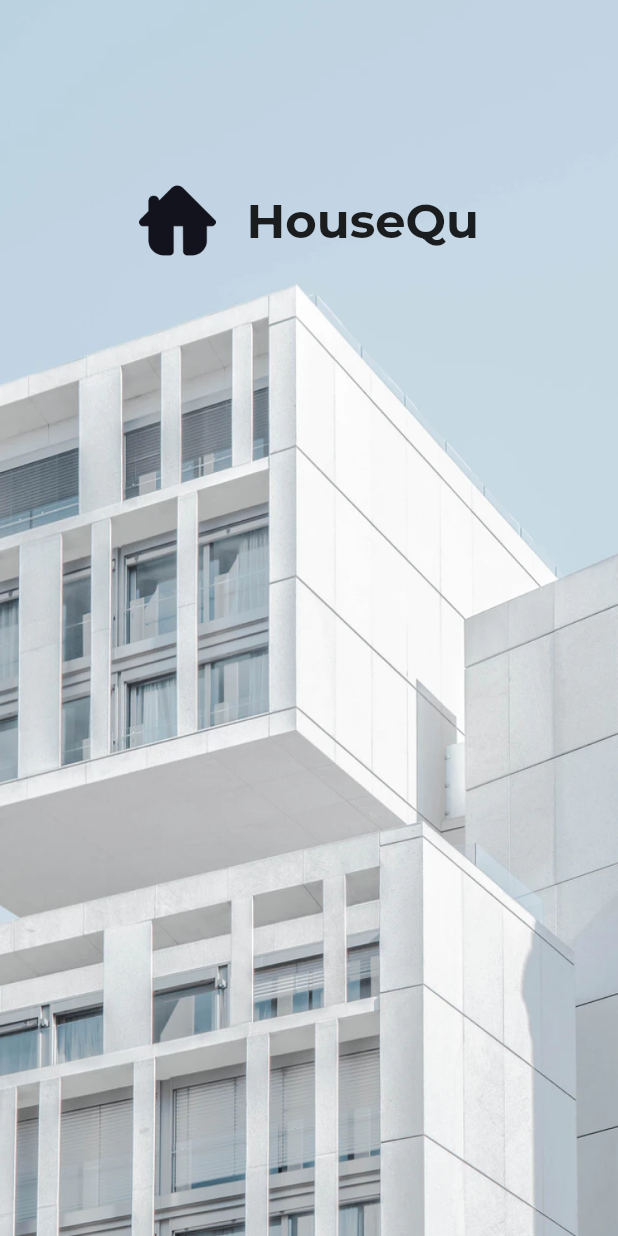
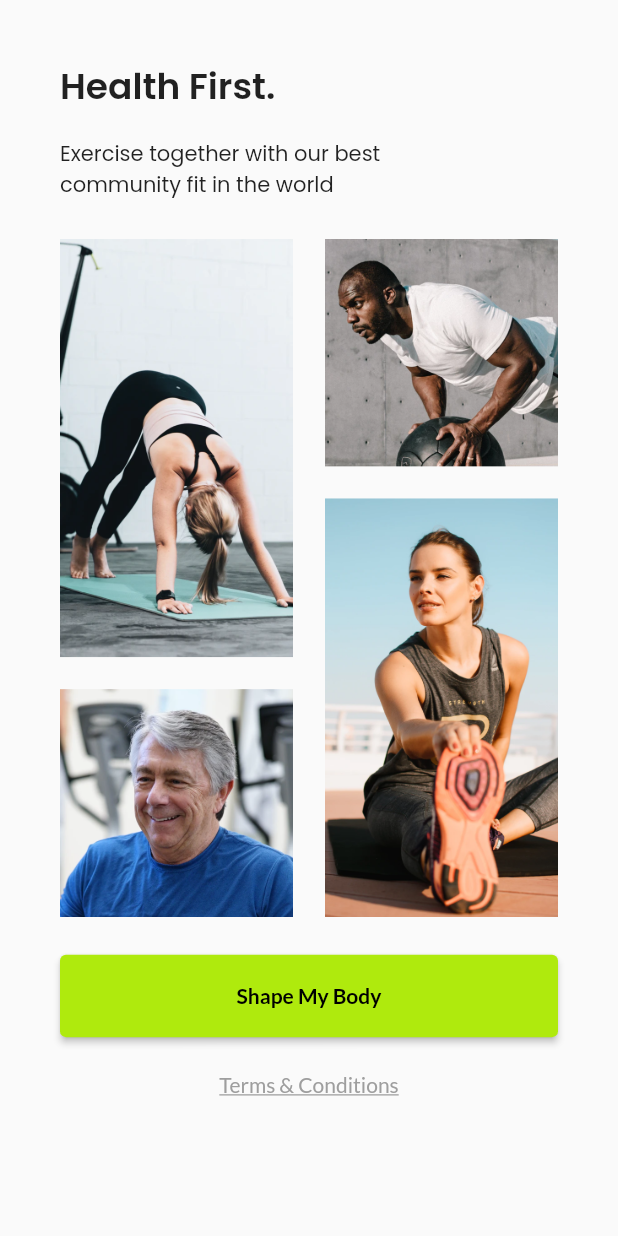
Before and after one commit to Haidar-JPR/sevendays, a Flutter app: the screen it shows after launch, on a phone screen of 412 x 824 dp. Run offline on Flutter 3.47's test engine with Material 2 defaults, Android fonts, the phone set to English and light mode, and no system bars; our stand-ins replace google_fonts.

Commit message:
days 2 done

```diff
--- a/lib/main.dart
+++ b/lib/main.dart
@@ -1,7 +1,9 @@
 import 'package:flutter/material.dart';
-import 'package:sevendays/src/features/splash_screen/screens/splash_screen2.dart';
 
-// import 'src/features/splash_screen/screens/splash_screen.dart';
+import 'src/features/splash_screen/screens/splash_screen.dart';
+import 'src/features/splash_screen/screens/splash_screen2.dart';
+import 'src/features/get_started/screens/get_started.dart';
+import 'src/features/get_started/screens/get_started2.dart';
 
 void main() {
   runApp(MyApp());
@@ -12,7 +14,7 @@ class MyApp extends StatelessWidget {
   Widget build(BuildContext context) {
     return MaterialApp(
       debugShowCheckedModeBanner: false,
-      home: SplashScreen2(),
+      home: GetStarted2(),
     );
   }
 }
--- /dev/null
+++ b/lib/src/features/get_started/screens/get_started2.dart
@@ -0,0 +1,75 @@
+import 'package:flutter/material.dart';
+import 'package:google_fonts/google_fonts.dart';
+
+class GetStarted2 extends StatelessWidget {
+  @override
+  Widget build(BuildContext context) {
+    return Scaffold(
+      body: SafeArea(
+        child: Padding(
+          padding: const EdgeInsets.all(40),
+          child: Column(
+            crossAxisAlignment: CrossAxisAlignment.start,
+            children: [
+              // NOTE: Header
+              Text(
+                'Health First.',
+                style: GoogleFonts.poppins(
+                  fontSize: 24,
+                  fontWeight: FontWeight.w600,
+                ),
+              ),
+              const SizedBox(height: 16),
+
+              // NOTE: Text
+              Text(
+                'Exercise together with our best \ncommunity fit in the world',
+                style: GoogleFonts.poppins(),
+                textAlign: TextAlign.start,
+              ),
+              const SizedBox(height: 25),
+
+              // NOTE: Gallery Images
+              Image.asset(
+                'assets/images/gallery.png',
+                fit: BoxFit.cover,
+              ),
+              const SizedBox(height: 25),
+
+              // NOTE: Button
+              ElevatedButton(
+                onPressed: () {},
+                style: ElevatedButton.styleFrom(
+                  minimumSize: Size(double.infinity, 55),
+                  backgroundColor: Color(0XFFAFEA0D),
+                ),
+                child: Text(
+                  'Shape My Body',
+                  style: GoogleFonts.lato(
+                    fontWeight: FontWeight.w600,
+                    color: Colors.black,
+                  ),
+                ),
+              ),
+              const SizedBox(height: 8),
+
+              // NOTE: Terms & Conditions
+              Center(
+                child: TextButton(
+                  onPressed: () {},
+                  child: Text(
+                    'Terms & Conditions',
+                    style: GoogleFonts.lato(
+                      color: Colors.grey,
+                      decoration: TextDecoration.underline,
+                    ),
+                  ),
+                ),
+              ),
+            ],
+          ),
+        ),
+      ),
+    );
+  }
+}
--- a/lib/src/features/splash_screen/screens/splash_screen.dart
+++ b/lib/src/features/splash_screen/screens/splash_screen.dart
@@ -10,10 +10,13 @@ class SplashScreen extends StatelessWidget {
         child: Column(
           mainAxisAlignment: MainAxisAlignment.spaceEvenly,
           children: [
+            // NOTE: Swords Images
             Image.asset(
               'assets/images/swords.png',
               width: 140,
             ),
+
+            // NOTE: Header
             Text(
               'venture'.toUpperCase(),
               style: GoogleFonts.dmSerifDisplay(
--- a/lib/src/features/splash_screen/screens/splash_screen2.dart
+++ b/lib/src/features/splash_screen/screens/splash_screen2.dart
@@ -8,10 +8,13 @@ class SplashScreen2 extends StatelessWidget {
       body: Stack(
         fit: StackFit.expand,
         children: [
+          // NOTE: Background Images
           Image.asset(
             'assets/images/bg.png',
             fit: BoxFit.cover,
           ),
+
+          // NOTE: Header
           Padding(
             padding: const EdgeInsets.only(bottom: 530),
             child: Row(
```
Also changed, not shown: lib/src/features/get_started/screens/get_started.dart (+72 -0 lines), assets/images/bill.png (added), assets/images/gallery.png (added), assets/images/icon-coin.png (added), 1 other file.
